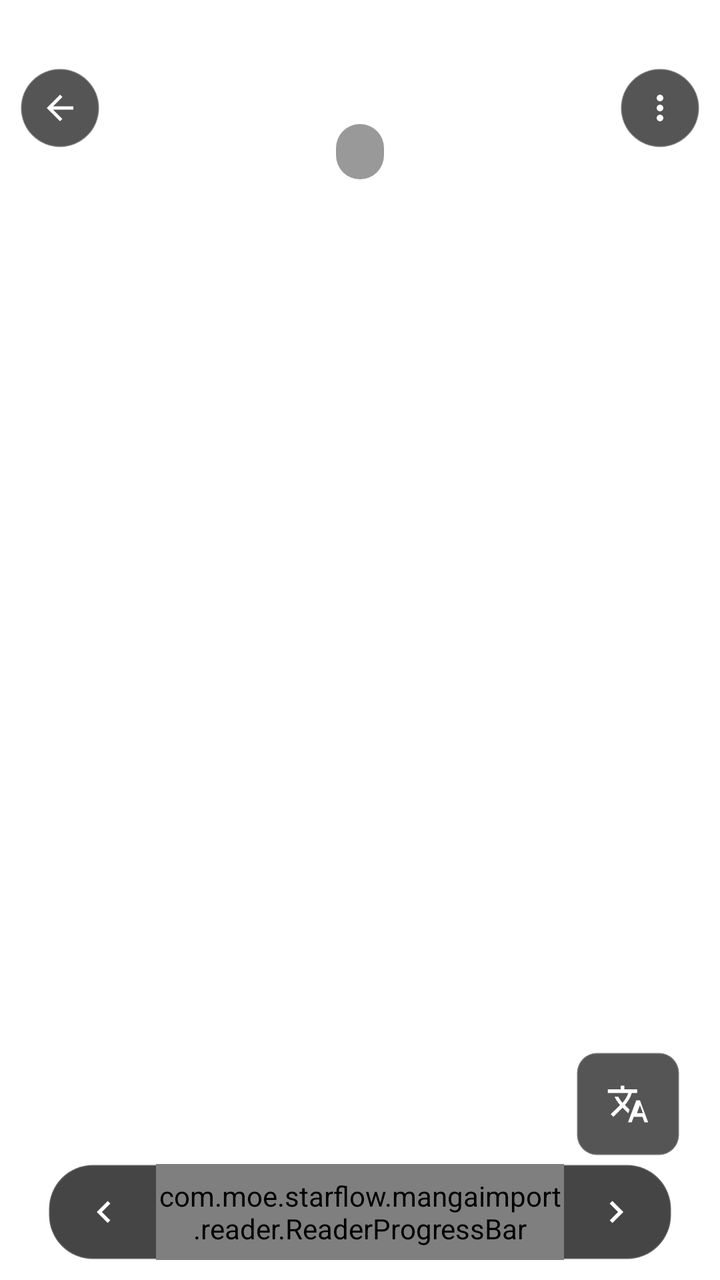
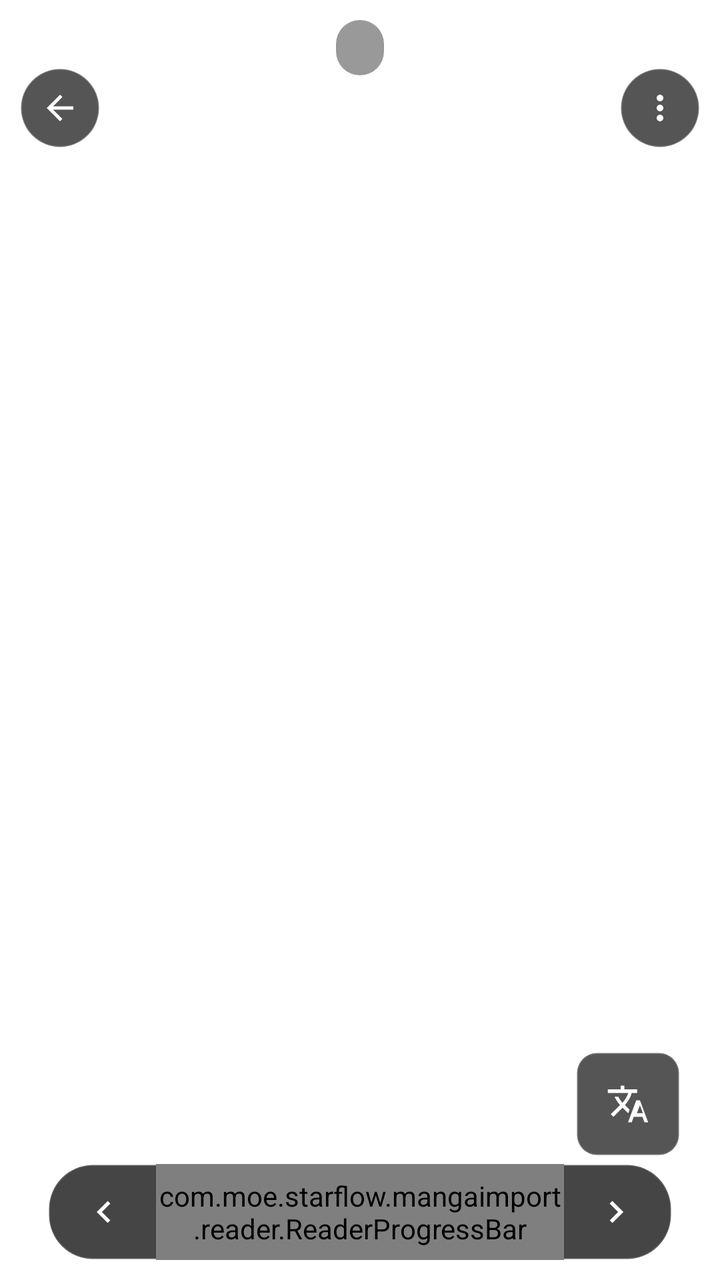

An Android layout rendered at two revisions. The XML below is the earlier revision; the diff shows what the commit changed to produce the second picture.
<!-- AndroidManifest.xml: activity theme Theme.MaterialComponents.DayNight.NoActionBar -->
<!-- res/layout/activity_novel_reader.xml -->
<?xml version="1.0" encoding="utf-8"?>
<FrameLayout
    xmlns:android="http://schemas.android.com/apk/res/android"
    xmlns:app="http://schemas.android.com/apk/res-auto"
    android:id="@+id/novel_root"
    android:layout_width="match_parent"
    android:layout_height="match_parent"
    android:background="#FFFFFF">

    
    <androidx.viewpager2.widget.ViewPager2
        android:id="@+id/novel_pager"
        android:layout_width="match_parent"
        android:layout_height="match_parent"/>

    
    <androidx.recyclerview.widget.RecyclerView
        android:id="@+id/novel_scroll"
        android:layout_width="match_parent"
        android:layout_height="match_parent"
        android:visibility="gone"/>

    
    <FrameLayout
        android:id="@+id/btn_back"
        android:layout_width="wrap_content"
        android:layout_height="wrap_content"
        android:layout_gravity="top|start"
        android:layout_marginStart="10dp"
        android:layout_marginTop="34dp"
        android:background="@drawable/bg_floating_btn_view"
        android:padding="10dp"
        android:clickable="true"
        android:contentDescription="@string/reader_back">

        <ImageView
            android:layout_width="20dp"
            android:layout_height="20dp"
            android:src="@drawable/ic_reader_back"
            android:contentDescription="@string/reader_back"/>
    </FrameLayout>

    
    <FrameLayout
        android:id="@+id/btn_menu"
        android:layout_width="wrap_content"
        android:layout_height="wrap_content"
        android:layout_gravity="top|end"
        android:layout_marginEnd="10dp"
        android:layout_marginTop="34dp"
        android:background="@drawable/bg_floating_btn_view"
        android:padding="10dp"
        android:clickable="true"
        android:contentDescription="@string/reader_tab_more">

        <ImageView
            android:layout_width="20dp"
            android:layout_height="20dp"
            android:src="@drawable/ic_reader_more"
            app:tint="#FFFFFF"
            android:contentDescription="@string/reader_tab_more"/>
    </FrameLayout>

    
    <LinearLayout
        android:id="@+id/top_pill"
        android:layout_width="wrap_content"
        android:layout_height="wrap_content"
        android:layout_gravity="top|center_horizontal"
        android:layout_marginStart="64dp"
        android:layout_marginEnd="64dp"
        android:layout_marginTop="62dp"
        android:background="@drawable/bg_pill_dark"
        android:gravity="center_vertical"
        android:orientation="horizontal"
        android:paddingStart="12dp"
        android:paddingTop="5dp"
        android:paddingEnd="12dp"
        android:paddingBottom="5dp"
        android:clickable="true"
        android:contentDescription="@string/novel_toc">

        
        <TextView
            android:id="@+id/tv_page_indicator"
            android:layout_width="wrap_content"
            android:layout_height="wrap_content"
            android:maxWidth="150dp"
            android:singleLine="true"
            android:ellipsize="end"
            android:textColor="#FFFFFF"
            android:textSize="13sp"/>

        
        <TextView
            android:id="@+id/tv_page_counter"
            android:layout_width="wrap_content"
            android:layout_height="wrap_content"
            android:singleLine="true"
            android:textColor="#FFFFFF"
            android:textSize="13sp"/>
    </LinearLayout>

    
    <LinearLayout
        android:id="@+id/bottom_progress"
        android:layout_width="match_parent"
        android:layout_height="48dp"
        android:layout_gravity="bottom"
        android:orientation="horizontal"
        android:gravity="center_vertical"
        android:background="@drawable/bg_progress_pill"
        android:layout_marginStart="24dp"
        android:layout_marginEnd="24dp"
        android:layout_marginBottom="10dp"
        android:paddingStart="6dp"
        android:paddingEnd="6dp">

        <FrameLayout
            android:id="@+id/btn_prev"
            android:layout_width="44dp"
            android:layout_height="match_parent"
            android:gravity="center"
            android:clickable="true"
            android:contentDescription="@string/novel_prev_chapter">

            <ImageView
                android:layout_width="22dp"
                android:layout_height="22dp"
                android:layout_gravity="center"
                android:src="@drawable/ic_reader_prev"
                android:contentDescription="@string/novel_prev_chapter"/>
        </FrameLayout>

        <com.moe.starflow.mangaimport.reader.ReaderProgressBar
            android:id="@+id/novel_progress"
            android:layout_width="0dp"
            android:layout_height="match_parent"
            android:layout_weight="1"
            android:layout_gravity="center_vertical"
            android:layout_marginHorizontal="4dp"/>

        <FrameLayout
            android:id="@+id/btn_next"
            android:layout_width="44dp"
            android:layout_height="match_parent"
            android:gravity="center"
            android:clickable="true"
            android:contentDescription="@string/novel_next_chapter">

            <ImageView
                android:layout_width="22dp"
                android:layout_height="22dp"
                android:layout_gravity="center"
                android:src="@drawable/ic_reader_next"
                android:contentDescription="@string/novel_next_chapter"/>
        </FrameLayout>
    </LinearLayout>

    
    <LinearLayout
        android:id="@+id/translate_group"
        android:layout_width="wrap_content"
        android:layout_height="wrap_content"
        android:layout_gravity="bottom|end"
        android:layout_marginEnd="20dp"
        android:layout_marginBottom="62dp"
        android:orientation="horizontal"
        android:gravity="center"
        android:padding="6dp"
        android:background="@drawable/bg_reader_translate_group">

        
        <TextView
            android:id="@+id/tv_translate_action"
            android:layout_width="wrap_content"
            android:layout_height="wrap_content"
            android:layout_marginStart="10dp"
            android:layout_marginEnd="2dp"
            android:gravity="center_vertical"
            android:maxLines="1"
            android:textColor="#FFFFFF"
            android:textSize="13sp"
            android:visibility="gone" />

        
        <FrameLayout
            android:id="@+id/btn_clear_translate"
            android:layout_width="40dp"
            android:layout_height="40dp"
            android:gravity="center"
            android:clickable="true"
            android:visibility="gone"
            android:contentDescription="@string/reader_clear_selection_desc">
            <ImageView
                android:layout_width="22dp"
                android:layout_height="22dp"
                android:layout_gravity="center"
                android:src="@drawable/ic_action_delete"
                app:tint="#FFFFFF"
                android:contentDescription="@string/reader_clear_selection_desc"/>
        </FrameLayout>

        <FrameLayout
            android:id="@+id/btn_toggle_translate"
            android:layout_width="40dp"
            android:layout_height="40dp"
            android:gravity="center"
            android:clickable="true"
            android:visibility="gone"
            android:contentDescription="@string/reader_toggle_desc">
            <ImageView
                android:id="@+id/iv_toggle_translate"
                android:layout_width="22dp"
                android:layout_height="22dp"
                android:layout_gravity="center"
                android:src="@drawable/ic_display_bilingual"
                app:tint="#FFFFFF"
                android:contentDescription="@string/reader_toggle_desc"/>
        </FrameLayout>

        <FrameLayout
            android:id="@+id/btn_fail_translate"
            android:layout_width="40dp"
            android:layout_height="40dp"
            android:gravity="center"
            android:clickable="true"
            android:visibility="gone"
            android:contentDescription="@string/reader_translate_failed_badge">
            <ImageView
                android:id="@+id/iv_fail_translate"
                android:layout_width="22dp"
                android:layout_height="22dp"
                android:layout_gravity="center"
                android:src="@drawable/ic_reader_warn"
                app:tint="#FF8A80"
                android:contentDescription="@string/reader_translate_failed_badge"/>
        </FrameLayout>

        <FrameLayout
            android:id="@+id/btn_translate"
            android:layout_width="40dp"
            android:layout_height="40dp"
            android:gravity="center"
            android:clickable="true"
            android:contentDescription="@string/reader_tab_translate">
            <ImageView
                android:id="@+id/iv_translate"
                android:layout_width="22dp"
                android:layout_height="22dp"
                android:layout_gravity="center"
                android:src="@drawable/ic_reader_translate"
                app:tint="#FFFFFF"
                android:contentDescription="@string/reader_tab_translate"/>
        </FrameLayout>
    </LinearLayout>

    
    <TextView
        android:id="@+id/novel_status"
        android:layout_width="match_parent"
        android:layout_height="wrap_content"
        android:layout_gravity="center"
        android:gravity="center"
        android:padding="16dp"
        android:textSize="14sp"
        android:visibility="gone" />

</FrameLayout>
<!-- resources referenced by this layout -->
<resources>
  <!-- drawable bg_floating_btn_view (drawable) -->
  <selector xmlns:android="http://schemas.android.com/apk/res/android">
      <item android:drawable="@drawable/bg_floating_btn" android:state_pressed="false"/>
      <item android:drawable="@drawable/bg_floating_btn_pressed"/>
  </selector>
  <!-- drawable bg_pill_dark (drawable) -->
  <shape xmlns:android="http://schemas.android.com/apk/res/android"
      android:shape="rectangle">
      <corners android:radius="12dp" />
      <solid android:color="#66000000" />
  </shape>
  <!-- drawable bg_progress_pill (drawable) -->
  <shape xmlns:android="http://schemas.android.com/apk/res/android"
      android:shape="rectangle">
      <corners android:radius="22dp" />
      <solid android:color="#E8333333" />
      <stroke android:width="1dp" android:color="#26FFFFFF" />
  </shape>
  <!-- drawable bg_reader_translate_group (drawable) -->
  <?xml version="1.0" encoding="utf-8"?>
  <shape xmlns:android="http://schemas.android.com/apk/res/android"
      android:shape="rectangle">
      <solid android:color="#AA000000"/>
      <stroke android:width="1dp" android:color="#33FFFFFF"/>
      <corners android:radius="10dp"/>
  </shape>
  <!-- drawable ic_action_delete (drawable) -->
  <vector xmlns:android="http://schemas.android.com/apk/res/android"
      android:width="20dp"
      android:height="20dp"
      android:viewportWidth="24"
      android:viewportHeight="24">
      
      <path
          android:fillColor="#E53935"
          android:pathData="M6,19c0,1.1 0.9,2 2,2h8c1.1,0 2,-0.9 2,-2V7H6v12zM19,4h-3.5l-1,-1h-5l-1,1H5v2h14V4z"/>
  </vector>
  <!-- drawable ic_reader_back (drawable) -->
  <vector xmlns:android="http://schemas.android.com/apk/res/android" android:width="24dp" android:height="24dp" android:viewportWidth="24" android:viewportHeight="24">
    <path android:fillColor="#FFFFFFFF" android:pathData="M20,11H7.83l5.59,-5.59L12,4l-8,8 8,8 1.41,-1.41L7.83,13H20v-2z"/>
  </vector>
  <!-- drawable ic_reader_next (drawable) -->
  <vector xmlns:android="http://schemas.android.com/apk/res/android" android:width="22dp" android:height="22dp" android:viewportWidth="24" android:viewportHeight="24">
    <path android:fillColor="#FFFFFFFF" android:pathData="M8.59,16.59L13.17,12 8.59,7.41 10,6l6,6 -6,6z"/>
  </vector>
  <!-- drawable ic_reader_prev (drawable) -->
  <vector xmlns:android="http://schemas.android.com/apk/res/android" android:width="22dp" android:height="22dp" android:viewportWidth="24" android:viewportHeight="24">
    <path android:fillColor="#FFFFFFFF" android:pathData="M15.41,16.59L10.83,12l4.58,-4.59L14,6l-6,6 6,6z"/>
  </vector>
  <string name="novel_next_chapter">Next chapter</string>
  <string name="novel_prev_chapter">Previous chapter</string>
  <string name="novel_toc">Contents</string>
  <string name="reader_back">Back</string>
  <string name="reader_clear_selection_desc">Clear translation of selected paragraphs</string>
  <string name="reader_tab_more">More</string>
  <string name="reader_tab_translate">Translate</string>
  <string name="reader_toggle_desc">Toggle translated/original/plain</string>
  <string name="reader_translate_failed_badge">Translation failed</string>
  <!-- drawable bg_floating_btn (drawable) -->
  <shape xmlns:android="http://schemas.android.com/apk/res/android" android:shape="oval">
      <solid android:color="#AA000000" />
      <stroke android:width="1dp" android:color="#33FFFFFF" />
  </shape>
  <!-- drawable bg_floating_btn_pressed (drawable) -->
  <shape xmlns:android="http://schemas.android.com/apk/res/android" android:shape="oval">
      <solid android:color="#66FFFFFF" />
      <stroke android:width="1dp" android:color="#55FFFFFF" />
  </shape>
  <!-- unchanged entries left out for length: 4 -->
</resources>

<!-- the commit's change to res/layout/activity_novel_reader.xml (unified diff, before → after) -->
@@ -69,7 +69,7 @@
         android:layout_gravity="top|center_horizontal"
         android:layout_marginStart="64dp"
         android:layout_marginEnd="64dp"
-        android:layout_marginTop="62dp"
+        android:layout_marginTop="10dp"
         android:background="@drawable/bg_pill_dark"
         android:gravity="center_vertical"
         android:orientation="horizontal"
